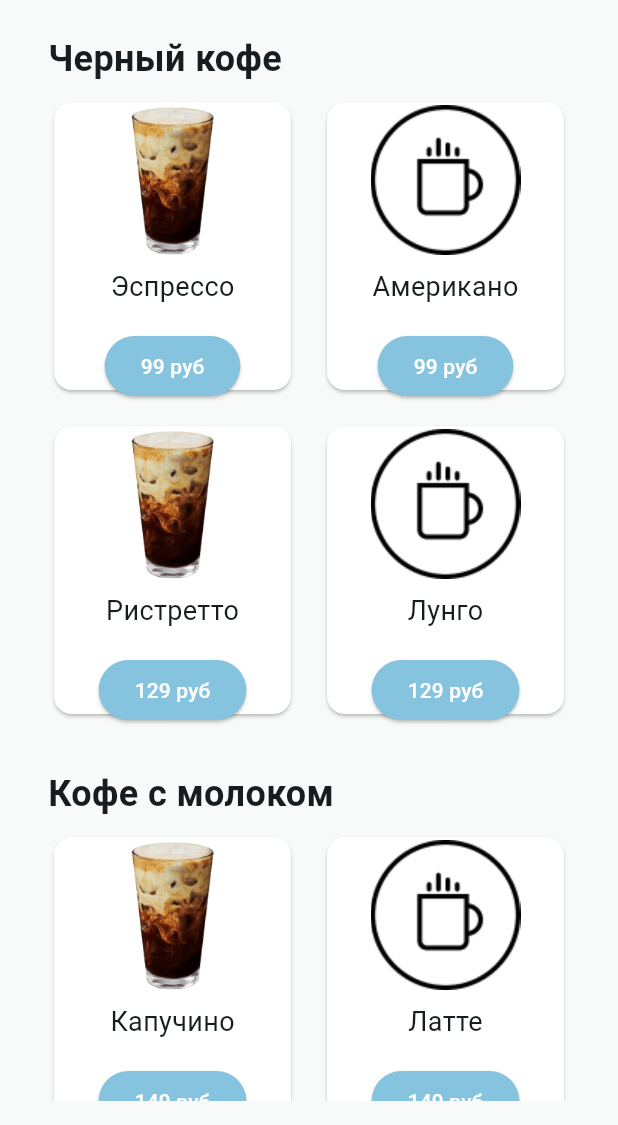
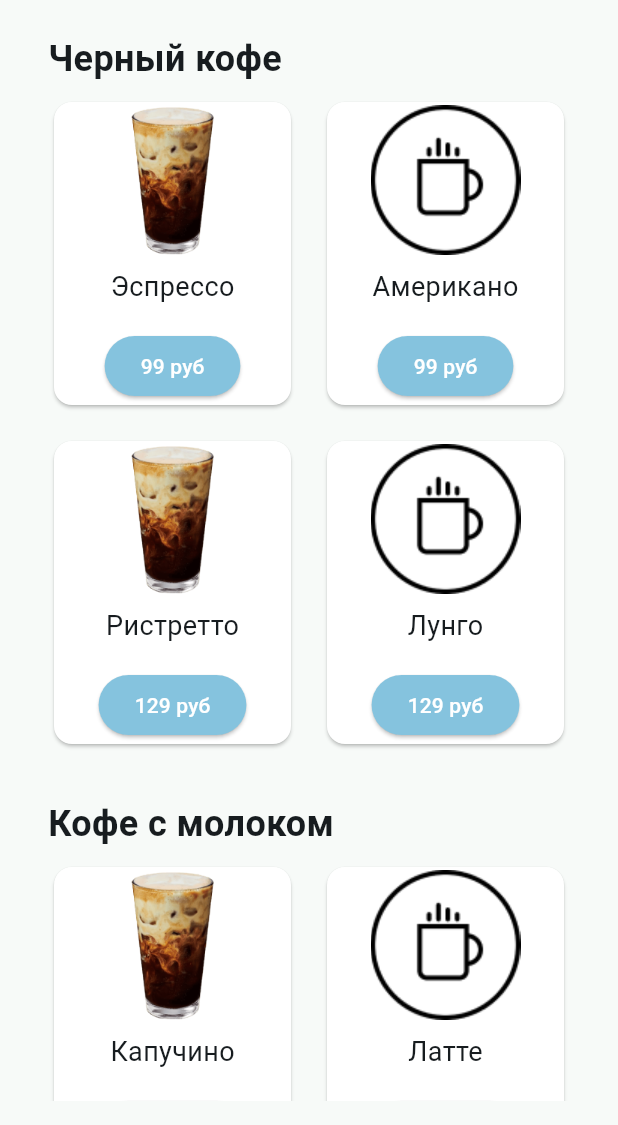
Before and after one commit to EgorZenzin/flutter_coffee_menu, a Flutter app: the screen it shows after launch, on a phone screen of 412 x 824 dp, the part 111-1236 px from its top. Run offline on Flutter 3.47's test engine with Material 3 defaults, Android fonts, the phone set to English and light mode, and no system bars; our stand-ins replace visibility_detector.

Commit message:
Change name and card size

```diff
--- a/lib/src/data/coffee_data.dart
+++ b/lib/src/data/coffee_data.dart
@@ -15,7 +15,7 @@ List<Map<String, String>> getCoffeeItemsForCategory(String category) {
       {'name': 'Мокка', 'price': '219 руб', 'imageUrl': 'assets/images/coffee.png', 'category': 'Авторские напитки'},
       {'name': 'Фраппучино', 'price': '229 руб', 'imageUrl': 'assets/images/coffee2.png', 'category': 'Авторские напитки'},
       {'name': 'Аффогато', 'price': '239 руб', 'imageUrl': 'assets/images/coffee.png', 'category': 'Авторские напитки'},
-      {'name': 'Мятный мокка', 'price': '249 руб', 'imageUrl': 'assets/images/coffee2.png', 'category': 'Авторские напитки'},
+      {'name': 'Брюло', 'price': '249 руб', 'imageUrl': 'assets/images/coffee2.png', 'category': 'Авторские напитки'},
     ];
 
     return items.where((item) => item['category'] == category).toList();
--- a/lib/src/widgets/category.dart
+++ b/lib/src/widgets/category.dart
@@ -27,7 +27,7 @@ class CategorySection extends StatelessWidget {
             crossAxisCount: 2,
             mainAxisSpacing: 16.0,
             crossAxisSpacing: 16.0,
-            mainAxisExtent: 200,
+            mainAxisExtent: 210,
           ),
           itemCount: coffeeItems.length,
           itemBuilder: (context, index) => CoffeeItem(
```
